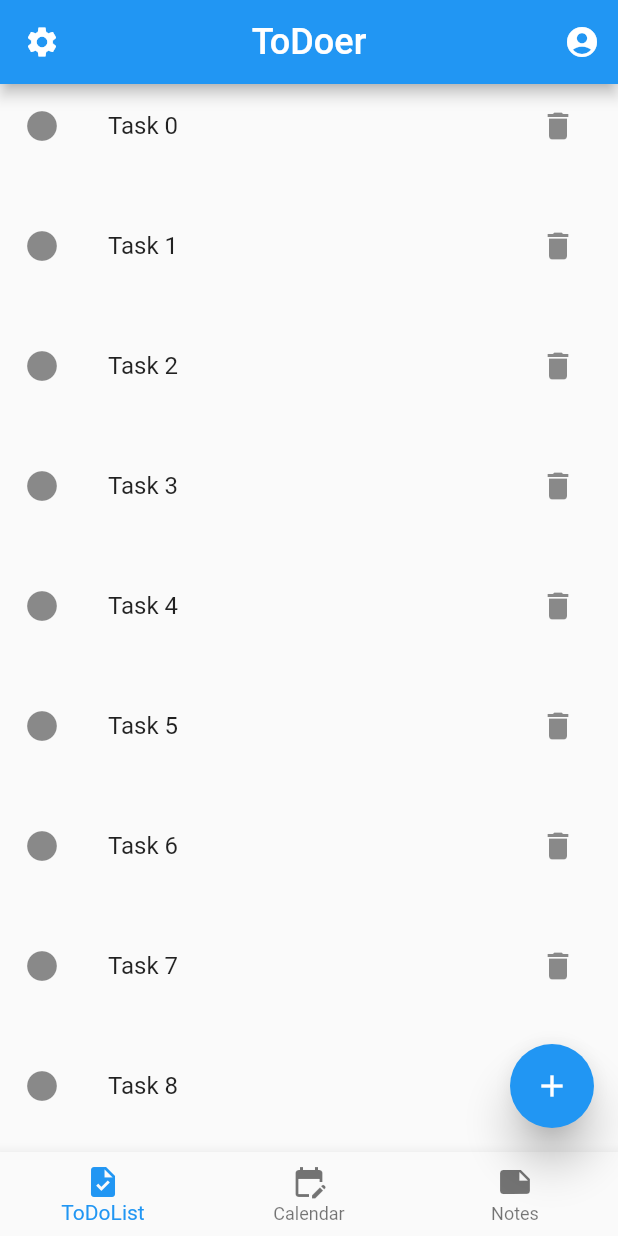
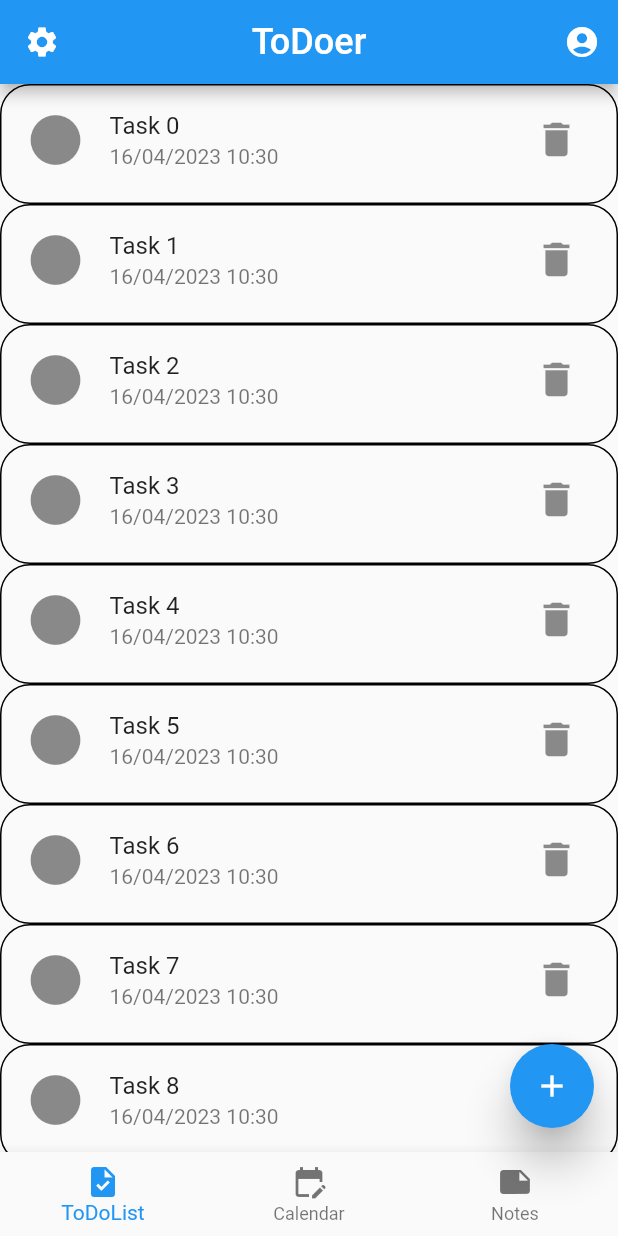
Before and after one commit to dtuukkanen/ToDo, a Flutter app: the screen it shows after launch, on a phone screen of 412 x 824 dp. Run offline on Flutter 3.47's test engine with Material 2 defaults, Android fonts, the phone set to English and light mode, and no system bars.

Commit message:
Subtitle, datetime, random changes

```diff
--- a/lib/main.dart
+++ b/lib/main.dart
@@ -1,5 +1,7 @@
 import 'package:flutter/material.dart';
 
+final now = DateTime.now();
+final String time = "${now.day.toString()}/${now.month.toString().padLeft(2,'0')}/${now.year.toString().padLeft(2,'0')} ${now.hour.toString().padLeft(2,'0')}:${now.minute.toString().padLeft(2,'0')}";
 void main() {
   runApp(const MainApp());
 }
@@ -13,14 +15,12 @@ class MainApp extends StatelessWidget {
       home: Scaffold(
         appBar: topBar(context),
         body: listView(),
-        bottomNavigationBar: bottomBar(context),
+        bottomNavigationBar: bottomNavigationBar(context),
         floatingActionButton: FloatingActionButton(
         elevation: 12,
         child: const Icon(Icons.add),
         onPressed: () {
-
         },
-
       ),
     )
     );
@@ -53,22 +53,31 @@ Widget listView() {
     itemCount: 10,
     itemBuilder: (BuildContext context, int index) {
       return ListTile(
-        title: Text('Task $index', textAlign: TextAlign.justify,
+        shape: RoundedRectangleBorder(
+          side: const BorderSide(
+          color: Colors.black, width: 1),
+          borderRadius: BorderRadius.circular(20)
         ),
-        leading: const Icon(Icons.circle),
-        trailing: IconButton(icon: const Icon(Icons.delete),
-        onPressed:() {
-
-        },),
-
-
-
+        title: Text('Task $index',
+        textAlign: TextAlign.justify,
+        ),
+        subtitle:  Text(time,
+        textAlign: TextAlign.justify,),
+        leading: const Icon(
+          Icons.circle,
+          size: 40,),
+        trailing: IconButton(
+          icon: const Icon(
+          Icons.delete,
+          size: 30,),
+        onPressed:() {},
+        ),
       );
     },
   );
 }
 
-BottomNavigationBar bottomBar(BuildContext context) {
+BottomNavigationBar bottomNavigationBar(BuildContext context) {
   return BottomNavigationBar(items: const [
     BottomNavigationBarItem(
       icon: Icon(Icons.task),
```
